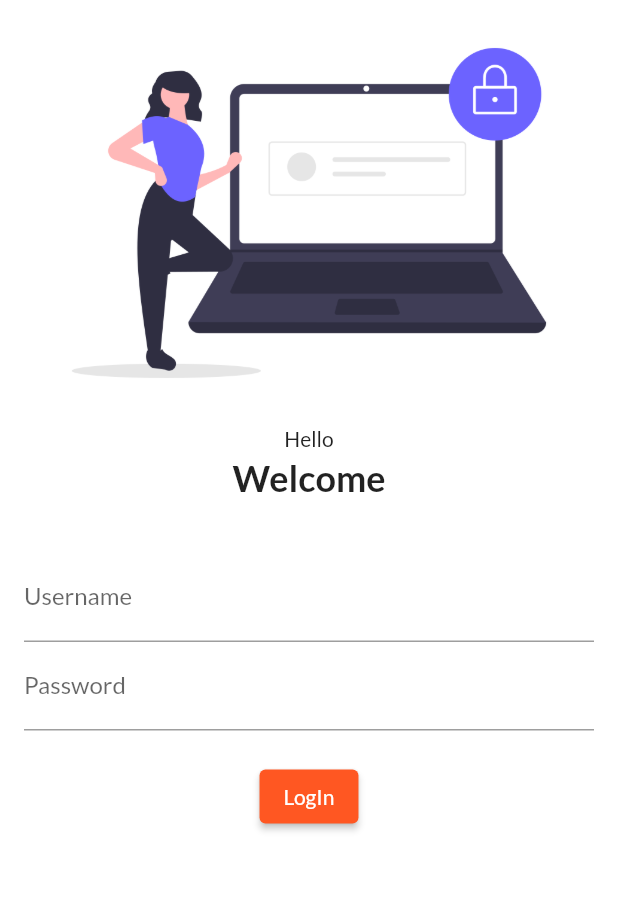
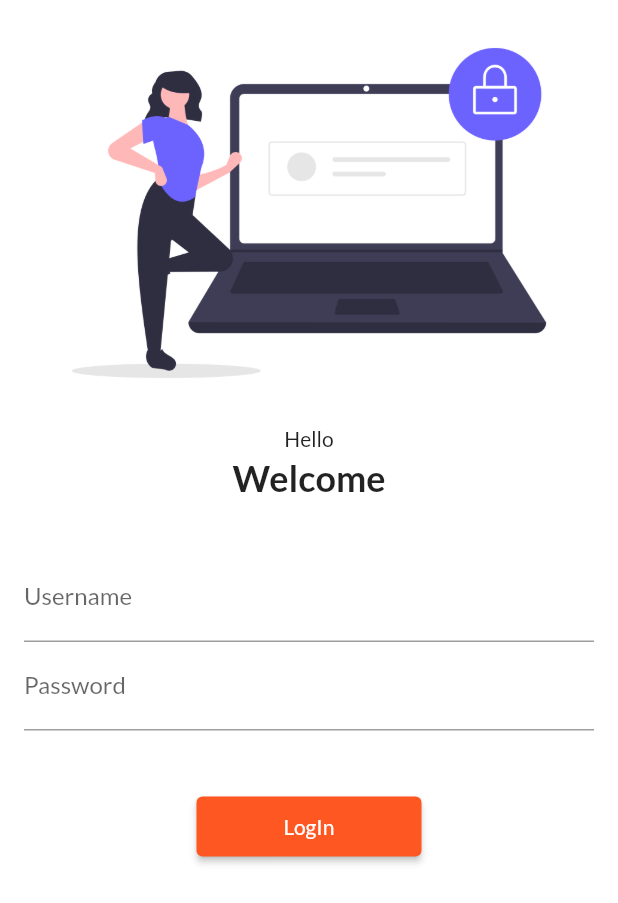
Before and after one commit to rajkayasth/Flutter_Demo_App, a Flutter app: the screen it shows after launch, on a phone screen of 412 x 824 dp. Shown: the top 903 px of the screen. Run offline on Flutter 3.47's test engine with Material 2 defaults, Android fonts, the phone set to English and light mode, and no system bars; our stand-ins replace google_fonts.

Commit message:
Android Studio Commit2

```diff
--- a/lib/Pages/login_page.dart
+++ b/lib/Pages/login_page.dart
@@ -2,6 +2,7 @@
 
 import 'package:flutter/cupertino.dart';
 import 'package:flutter/material.dart';
+import 'package:flutter_second_app/Utils/routes.dart';
 
 class LoginPage extends StatelessWidget {
   @override
@@ -9,6 +10,7 @@
     // ignore: prefer_const_constructors
     return Material(
         color: Colors.white,
+        child: SingleChildScrollView(
           child: Column(
             children: [
               Image.asset(
@@ -26,14 +28,15 @@
                   TextFormField(obscureText: true ,decoration: InputDecoration(
                     hintText: 'Enter Password', labelText: 'Password',),
                   ),
-                SizedBox(height: 20.0,),
+                  SizedBox(height: 40.0,),
                   ElevatedButton(child: Text('LogIn'),onPressed: () {
-                  print('Hi Codepur');
-                },style: TextButton.styleFrom(),)
+                    Navigator.pushNamed(context, MyRoutes.homeRoute);
+                  },style: TextButton.styleFrom(minimumSize: Size(150, 40)),)
                 ],
                 ),
               )
             ],
+          ),
         ));
   }
 }
--- /dev/null
+++ b/lib/Utils/routes.dart
@@ -0,0 +1,4 @@
+class MyRoutes{
+  static String loginRoute = '/';
+  static String homeRoute = '/home';
+}
--- a/lib/main.dart
+++ b/lib/main.dart
@@ -1,6 +1,7 @@
 import 'package:flutter/material.dart';
 import 'package:flutter_second_app/Pages/home_page.dart';
 import 'package:flutter_second_app/Pages/login_page.dart';
+import 'package:flutter_second_app/Utils/routes.dart';
 import 'package:google_fonts/google_fonts.dart';
 
 void main() {
@@ -18,8 +19,9 @@
       fontFamily: GoogleFonts.lato().fontFamily),
       themeMode: ThemeMode.dark,
       routes: {
-        "/": (context) => LoginPage(),
-        "/login": (context) => LoginPage()
+        '/' : (context) => LoginPage(),
+        MyRoutes.loginRoute: (context) => LoginPage(),
+        MyRoutes.homeRoute: (context) => HomePage()
       },
     );
   }
```
Lines whose indentation alone changed are shown as unchanged.
